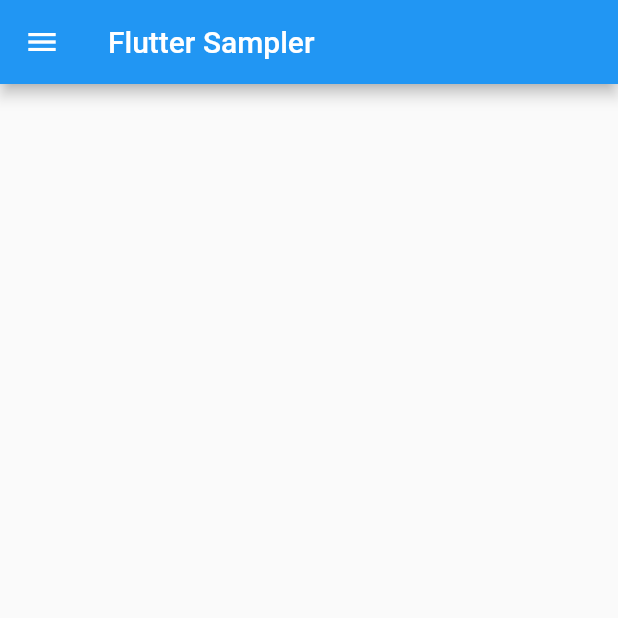
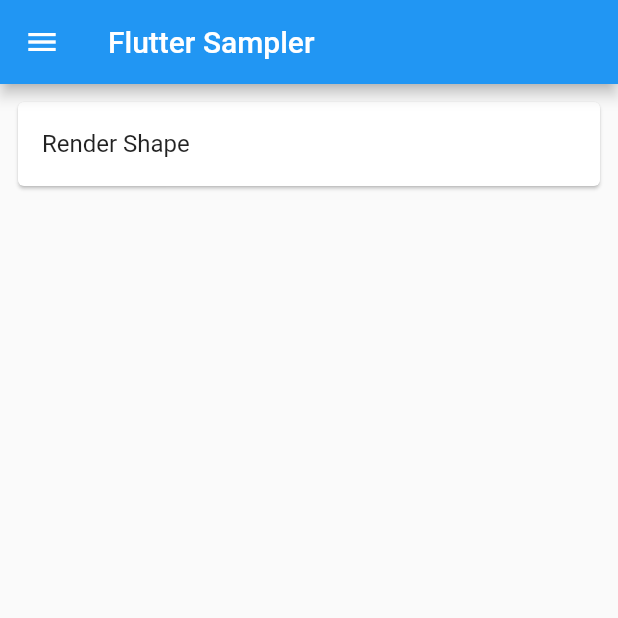
Before and after one commit to nerd0geek1/flutter_sample, a Flutter app: the screen it shows after launch, on a phone screen of 412 x 824 dp, the top half of it. Run offline on Flutter 3.47's test engine with Material 2 defaults, Android fonts, the phone set to English and light mode, and no system bars.

Commit message:
add list tile on generic_sample_page

```diff
--- a/lib/presentation_layer/screen/generic_sample/generic_sample_page.dart
+++ b/lib/presentation_layer/screen/generic_sample/generic_sample_page.dart
@@ -3,6 +3,8 @@ import 'package:flutter/material.dart';
 import 'package:flutter/widgets.dart';
 import 'package:fluttersample/l10n/l10n.dart';
 import 'package:fluttersample/presentation_layer/platform_widget.dart';
+
+enum GenericSampleTileType { renderShape }
 
 class GenericSamplePage extends StatelessWidget {
   const GenericSamplePage({
@@ -27,16 +29,42 @@ class GenericSamplePage extends StatelessWidget {
         title: _navigationTitleText(context),
       ),
       drawer: drawer,
+      body: _listView(context),
     );
   }
 
   Widget _buildForIos(BuildContext context) {
-    return CustomScrollView(
-      slivers: [
-        CupertinoSliverNavigationBar(
-          largeTitle: _navigationTitleText(context),
+    return CupertinoPageScaffold(
+      navigationBar: CupertinoNavigationBar(
+        middle: _navigationTitleText(context),
+      ),
+      child: _listView(context),
+    );
+  }
+
+  Widget _listView(BuildContext context) {
+    return ListView(
+      children: [
+        _listTile(context, GenericSampleTileType.renderShape, () {}),
+      ],
+    );
+  }
+
+  Widget _listTile(BuildContext context, GenericSampleTileType tileType, GestureTapCallback onTap) {
+    var title = '';
+    switch (tileType) {
+      case GenericSampleTileType.renderShape:
+        title = L10n.of(context).pageTitleRenderShape;
+    }
+
+    return Padding(
+      padding: const EdgeInsets.all(8),
+      child: Card(
+        child: ListTile(
+          title: Text(title),
+          onTap: onTap,
         ),
-      ],
+      ),
     );
   }
 
```
